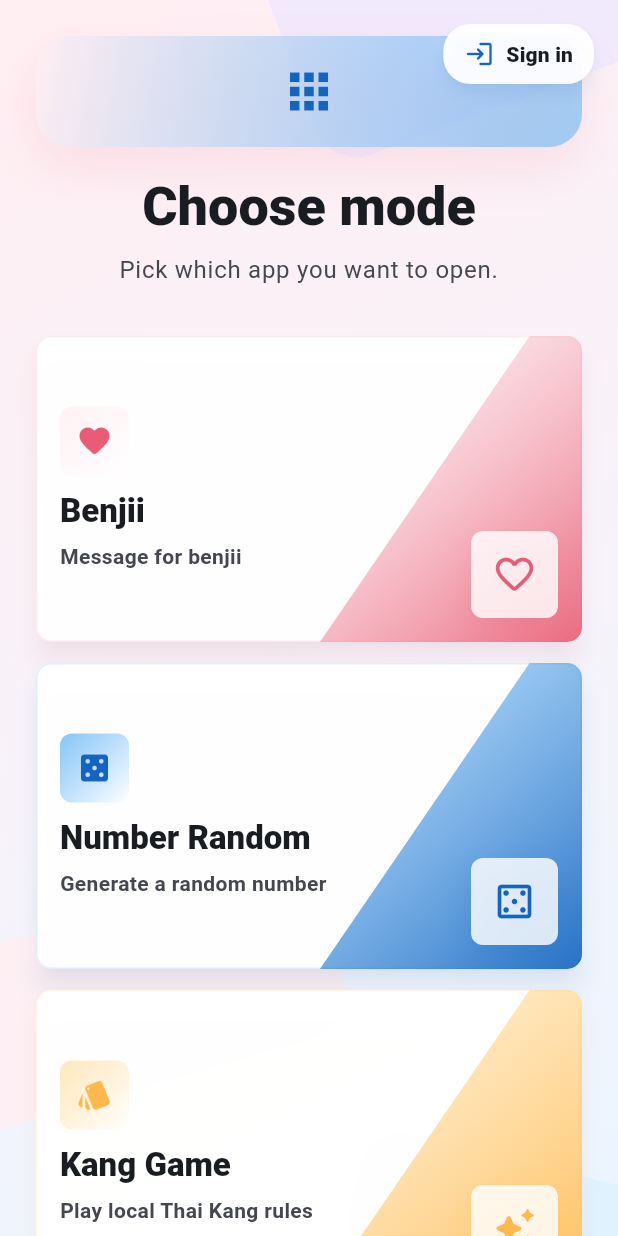
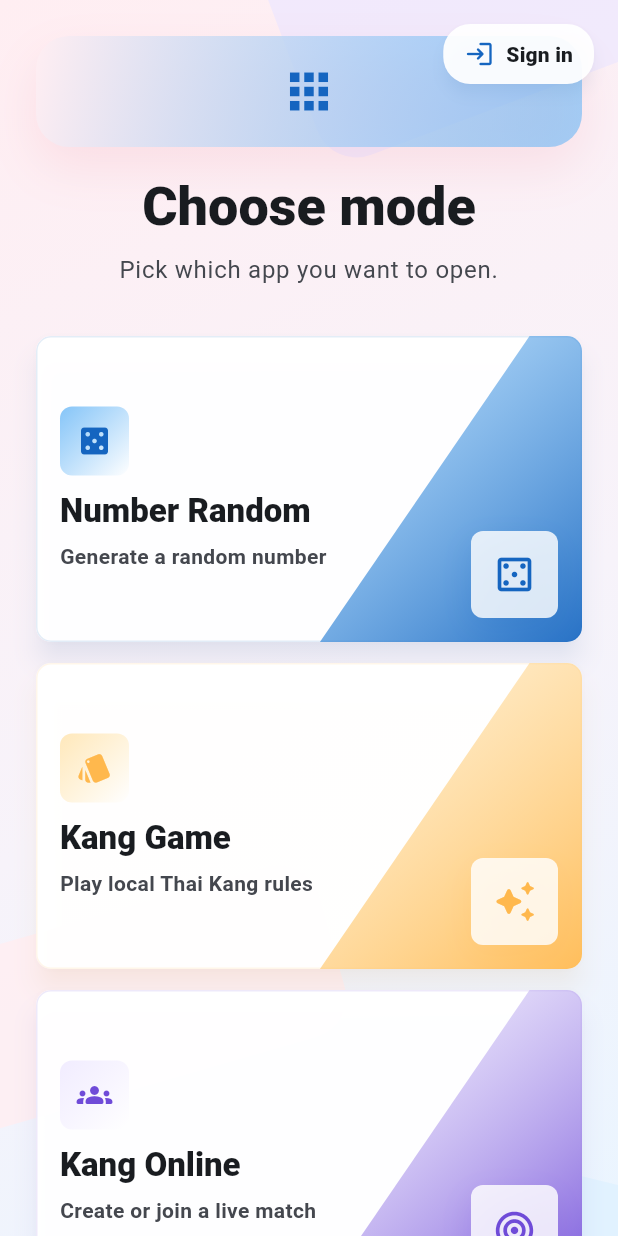
Before and after one commit to BoreBoR/explore-borebo, a Flutter app: the screen it shows after launch, on a phone screen of 412 x 824 dp. Run offline on Flutter 3.47's test engine with Material 3 defaults, Android fonts, the phone set to English and light mode, and no system bars; our stand-ins replace bloc, cloud_firestore, equatable, firebase_auth, firebase_core, flutter_bloc and 5 more; missing offline and left inert: dart:js_interop; accounts and stored records are empty; project files that could hold a hidden picture were left out.

Commit message:
Fixed defect bjw

```diff
--- a/lib/modules/developer/view/developer_floating_button.dart
+++ b/lib/modules/developer/view/developer_floating_button.dart
@@ -133,7 +133,7 @@
               dense: true,
               leading: const Icon(Icons.lock_outline_rounded),
               title: const Text('PIN page'),
-              subtitle: const Text('Open Benji Message PIN'),
+              subtitle: const Text('Open Benjii Message PIN'),
               onTap: () => onNavigate(null),
             ),
             ListTile(
--- a/lib/modules/home/view/widget/story_pages.dart
+++ b/lib/modules/home/view/widget/story_pages.dart
@@ -6,14 +6,14 @@
     StoryPageData(
       title: 'สวัสดีค้าบ ที่รัก',
       body:
-          'ได้เห็นแอปล่ะ ใช้เวลาทำนานแม๊ก ทำตอนหลังเลิกงานอย่างเดียวเลย หวังว่าเธอจะชอบน้า',
+          'ได้เห็นแอปละ ใช้เวลาทำนานแม๊ก ทำตอนหลังเลิกงานอย่างเดียวเลย หวังว่าเธอจะชอบน้า',
       buttonLabel: 'เริ่มเลย',
       icon: Icons.favorite,
     ),
     StoryPageData(
       title: 'สุขสันต์วันเกิด เบนจี้',
       body:
-          'ก่อนอื่นก่อนใด ขอกล่าวอวรพรวันเกิดให้นางสาวเบญจวรรณ ครบรอบ 26 ปีค้าบ อยู่กับแรมโบ้นานๆน้า',
+          'ก่อนอื่นก่อนใด ขอกล่าวอวยพรวันเกิดให้นางสาวเบญจวรรณ ครบรอบ 26 ปีค้าบ อยู่กับแรมโบ้นานๆน้า',
       buttonLabel: 'ต่อไป',
       icon: Icons.cake_outlined,
     ),
@@ -31,7 +31,7 @@
         'เค้าไม่รู้สึกว่าเค้าโยน affort แค่คนเดียว เธอมาหาเค้าที่ขอนแก่นมาตีแบดด้วย จริงๆเค้ากลัวเธอเหนื่อยมากเลยนะ เค้าอยากกลับไปส่งเธอด้วยซ้ำ',
         'กอดแซบมาก 555 ไม่รู้ทำไม แต่เค้าชอบกอดเธอมากเลยเราสูงใกล้ๆกันด้วยมั้งเค้าเลยชอบ ชอบแบบนี้ จะเอาคนนี้',
         'เล่นไพ่สนุกมาก ปกติเค้าก็เล่นไพ่บ้างแต่ไม่ได้เอนจอยขนาดนั้น แต่เล่นกับเธอถึงจะเสียตังหลายๆรอบ เค้าก็ชอบเล่นนะ มันสนุกม๊ากก',
-        'เธอทำให้เค้าสนุกกับการขับรถ อันนี้ข้อดีมั้ยนิ ปกติเค้าไม่ค่อยขับรถไปไหนไกลๆ แต่ไปหาเธอบ่อยๆเค้าชอบนะ มันขับไปเลื่อยๆไม่ต้องคิดอะไร (?)',
+        'เธอทำให้เค้าสนุกกับการขับรถ อันนี้ข้อดีมั้ยนิ ปกติเค้าไม่ค่อยขับรถไปไหนไกลๆ แต่ไปหาเธอบ่อยๆเค้าชอบนะ มันขับไปเรื่อยๆไม่ต้องคิดอะไร (?)',
         'จริงๆมีอีกเยอะเลยที่นึกออกตอนนี้ กลัวมันยาวไป',
       ],
     ),
@@ -67,7 +67,7 @@
         'ร้านไอติมถูกและอร่อย',
         'ทริปเตรียมตัวไปเที่ยว',
         'ไข่มุกไม่เคยมี',
-        'หนังเรื่อกแรกที่ดูด้วยกัน',
+        'หนังเรื่องแรกที่ดูด้วยกัน',
       ],
       imageAssets: [
         'assets/images/moments/moment_1.png',
--- a/lib/modules/landing/view/landing_screen.dart
+++ b/lib/modules/landing/view/landing_screen.dart
@@ -190,7 +190,7 @@
                       ),
                       const SizedBox(height: 20),
                       Text(
-                        'Benji Message',
+                        'Benjii Message',
                         textAlign: TextAlign.center,
                         style: textTheme.displaySmall?.copyWith(
                           fontWeight: FontWeight.w700,
--- a/lib/modules/mode_select/view/mode_select_page.dart
+++ b/lib/modules/mode_select/view/mode_select_page.dart
@@ -1,18 +1,22 @@
 import 'package:benjii/modular/kang_game.dart';
 import 'package:benjii/modular/landing.dart';
 import 'package:benjii/modular/number_random.dart';
+import 'package:benjii/modules/auth/service/user_profile_service.dart';
 import 'package:benjii/modules/auth/view/google_sign_in_button.dart';
 import 'package:benjii/modules/home/view/widget/story_pages.dart';
 import 'package:benjii/util/app_background.dart';
 import 'package:benjii/util/app_asset_preloader.dart';
 import 'package:benjii/util/app_color.dart';
+import 'package:cloud_firestore/cloud_firestore.dart';
+import 'package:firebase_auth/firebase_auth.dart';
+import 'package:firebase_core/firebase_core.dart';
 import 'package:flutter/material.dart';
 import 'package:flutter_modular/flutter_modular.dart';
 
-import '../../../modular/home.dart';
+class ModeSelectPage extends StatelessWidget {
+  const ModeSelectPage({super.key, this.canViewBenjiiMessageOverride});
 
-class ModeSelectPage extends StatelessWidget {
-  const ModeSelectPage({super.key});
+  final bool? canViewBenjiiMessageOverride;
 
   @override
   Widget build(BuildContext context) {
@@ -98,13 +102,17 @@
                             ),
                           ),
                           const SizedBox(height: 32),
-                          LayoutBuilder(
+                          _BenjiiMessageAccessBuilder(
+                            accessOverride: canViewBenjiiMessageOverride,
+                            builder: (context, canViewBenjiiMessage) {
+                              return LayoutBuilder(
                                 builder: (context, constraints) {
                                   final isNarrow = constraints.maxWidth < 440;
                                   return GridView(
                                     key: const ValueKey('mode-select-grid'),
                                     shrinkWrap: true,
-                                physics: const NeverScrollableScrollPhysics(),
+                                    physics:
+                                        const NeverScrollableScrollPhysics(),
                                     gridDelegate:
                                         SliverGridDelegateWithFixedCrossAxisCount(
                                           crossAxisCount: isNarrow ? 1 : 2,
@@ -113,17 +121,23 @@
                                           mainAxisExtent: isNarrow ? 204 : 214,
                                         ),
                                     children: [
+                                      if (canViewBenjiiMessage)
                                         _ModeButton(
-                                    key: ValueKey('benji-message-mode-button'),
+                                          key: const ValueKey(
+                                            'benji-message-mode-button',
+                                          ),
                                           icon: Icons.favorite_rounded,
-                                    actionIcon: Icons.favorite_border_rounded,
+                                          actionIcon:
+                                              Icons.favorite_border_rounded,
                                           accentColor: AppColor.blushDeep,
                                           softColor: AppColor.blush,
                                           title: 'Benjii',
                                           subtitle: 'Message for benjii',
                                           onTap: () {
                                             Modular.to.navigate(
-                                          LandingPageType.landingScreen.path
+                                              LandingPageType
+                                                  .landingScreen
+                                                  .path,
                                             );
                                           },
                                         ),
@@ -139,7 +153,9 @@
                                         subtitle: 'Generate a random number',
                                         onTap: () {
                                           Modular.to.navigate(
-                                        NumberRandomPageType.numberRandom.path,
+                                            NumberRandomPageType
+                                                .numberRandom
+                                                .path,
                                           );
                                         },
                                       ),
@@ -165,18 +181,23 @@
                                           'kang-multiplayer-mode-button',
                                         ),
                                         icon: Icons.groups_rounded,
-                                    actionIcon: Icons.wifi_tethering_rounded,
+                                        actionIcon:
+                                            Icons.wifi_tethering_rounded,
                                         accentColor: const Color(0xFF6F4BD8),
                                         softColor: AppColor.lilac,
                                         title: 'Kang Online',
                                         subtitle: 'Create or join a live match',
                                         onTap: () {
                                           Modular.to.navigate(
-                                        KangGamePageType.multiplayerLobby.path,
+                                            KangGamePageType
+                                                .multiplayerLobby
+                                                .path,
                                           );
                                         },
                                       ),
                                     ],
+                                  );
+                                },
                               );
                             },
                           ),
@@ -195,6 +216,52 @@
           ),
         ),
       ),
+    );
+  }
+}
+
+class _BenjiiMessageAccessBuilder extends StatelessWidget {
+  const _BenjiiMessageAccessBuilder({
+    required this.builder,
+    this.accessOverride,
+  });
+
+  final bool? accessOverride;
+  final Widget Function(BuildContext context, bool canView) builder;
+
+  @override
+  Widget build(BuildContext context) {
+    if (accessOverride case final value?) {
+      return builder(context, value);
+    }
+    if (Firebase.apps.isEmpty) {
+      return builder(context, false);
+    }
+
+    return StreamBuilder<User?>(
+      stream: FirebaseAuth.instance.authStateChanges(),
+      initialData: FirebaseAuth.instance.currentUser,
+      builder: (context, authSnapshot) {
+        final user = authSnapshot.data;
+        if (user == null) {
+          return builder(context, false);
+        }
+
+        return StreamBuilder<DocumentSnapshot<Map<String, dynamic>>>(
+          stream: FirebaseFirestore.instance
+              .collection('users')
+              .doc(user.uid)
+              .snapshots(),
+          builder: (context, profileSnapshot) {
+            final canView =
+                profileSnapshot.hasData &&
+                UserProfileService.canViewBenjiiMessage(
+                  profileSnapshot.data?.data(),
+                );
+            return builder(context, canView);
+          },
+        );
+      },
     );
   }
 }
```
Also changed, not shown: lib/modules/auth/service/user_profile_service.dart (+23 -0 lines), 1 other file. Lines whose indentation alone changed are shown as unchanged.
